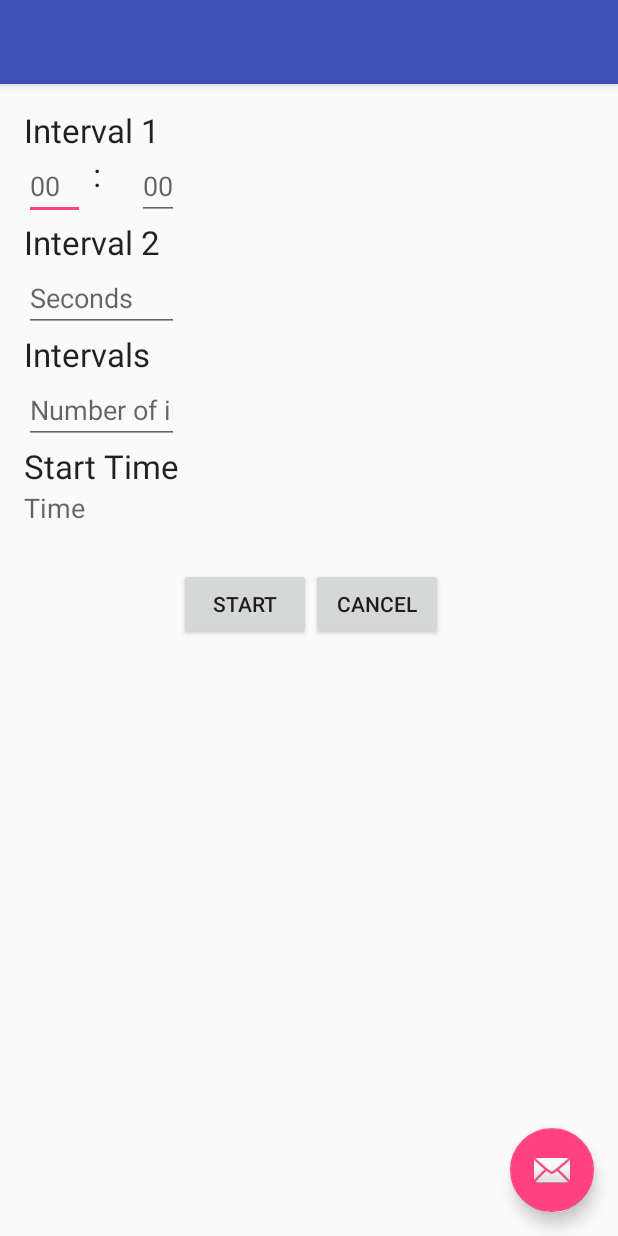
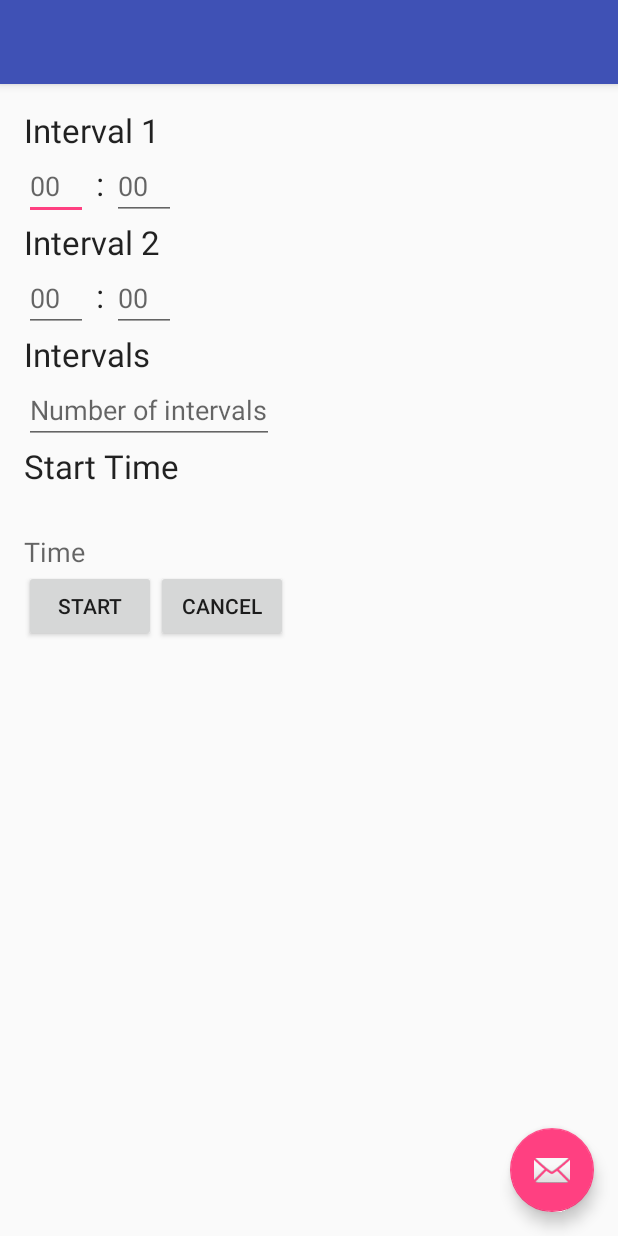
Before and after one commit to cowdude679/IntervalTimer, an Android app: the screen it shows after launch (MainActivity), on a phone screen of 412 x 824 dp. Run offline under Robolectric (Android 15) with nearby library versions, the phone set to English and light mode, and no system bars; 4 statements that could not run were skipped.

Commit message:
adding minute/seconds update minimum sdk to 9

```diff
--- a/app/build.gradle
+++ b/app/build.gradle
@@ -6,7 +6,7 @@ android {
 
     defaultConfig {
         applicationId "com.genericcorp.intervaltimer"
-        minSdkVersion 15
+        minSdkVersion 9
         targetSdkVersion 23
         versionCode 1
         versionName "1.0"
--- a/app/src/main/java/com/genericcorp/intervaltimer/MainActivity.java
+++ b/app/src/main/java/com/genericcorp/intervaltimer/MainActivity.java
@@ -51,7 +51,7 @@ public class MainActivity extends AppCompatActivity {
         final double startTime = GregorianCalendar.getInstance().getTimeInMillis();
         final Timer timer = new Timer();
         TextView intervalTime1 = (TextView) findViewById(R.id.int1Sec);
-        TextView intervalTime2 = (TextView) findViewById(R.id.secondInterval);
+        TextView intervalTime2 = (TextView) findViewById(R.id.int2Sec);
         TextView intervalField = (TextView) findViewById(R.id.intervals);
         TextView startTimeView = (TextView) findViewById(R.id.textView4);
         final int interval1 = Integer.parseInt(intervalTime1.getText().toString()) * 1000;
@@ -96,7 +96,6 @@ public class MainActivity extends AppCompatActivity {
                                 r.play();
                             else
                                 mp.start();
-                            System.out.println("Current count: " + counter);
                             counter = (int) counter1.pop();
                         }
 
--- a/app/src/main/res/layout/content_main.xml
+++ b/app/src/main/res/layout/content_main.xml
@@ -1,9 +1,10 @@
 <?xml version="1.0" encoding="utf-8"?>
-<RelativeLayout xmlns:android="http://schemas.android.com/apk/res/android"
+<LinearLayout xmlns:android="http://schemas.android.com/apk/res/android"
     xmlns:app="http://schemas.android.com/apk/res-auto"
     xmlns:tools="http://schemas.android.com/tools"
     android:layout_width="match_parent"
     android:layout_height="match_parent"
+    android:orientation="vertical"
     android:paddingBottom="@dimen/activity_vertical_margin"
     android:paddingLeft="@dimen/activity_horizontal_margin"
     android:paddingRight="@dimen/activity_horizontal_margin"
@@ -17,131 +18,121 @@
         android:id="@+id/textView"
         android:layout_width="wrap_content"
         android:layout_height="wrap_content"
-        android:layout_alignParentLeft="true"
-        android:layout_alignParentStart="true"
-        android:layout_alignParentTop="true"
         android:text="Interval 1"
         android:textAppearance="?android:attr/textAppearanceLarge" />
 
-    <EditText
-        android:layout_width="wrap_content"
+    <LinearLayout
+        android:layout_width="match_parent"
         android:layout_height="wrap_content"
-        android:inputType="number"
-        android:ems="10"
-        android:id="@+id/int1Min"
-        android:layout_alignTop="@+id/int1Sec"
-        android:layout_alignParentLeft="true"
-        android:layout_alignParentStart="true"
-        android:layout_alignRight="@+id/timeView"
-        android:layout_alignEnd="@+id/timeView"
-        android:hint="00" />
+        android:orientation="horizontal">
 
-    <TextView
-        android:layout_width="wrap_content"
-        android:layout_height="wrap_content"
-        android:textAppearance="?android:attr/textAppearanceLarge"
-        android:text=" : "
-        android:id="@+id/textView5"
-        android:layout_alignTop="@+id/int1Min"
-        android:layout_toRightOf="@+id/int1Min"
-        android:layout_toEndOf="@+id/int1Min" />
+        <EditText
+            android:id="@+id/int1Min"
+            android:layout_width="wrap_content"
+            android:layout_height="wrap_content"
+            android:ems="2"
+            android:hint="00"
+            android:inputType="number" />
 
-    <EditText
-        android:id="@+id/int1Sec"
-        android:layout_width="wrap_content"
-        android:layout_height="wrap_content"
-        android:hint="00"
-        android:inputType="number"
-        android:layout_below="@+id/textView"
-        android:layout_toLeftOf="@+id/start"
-        android:layout_toStartOf="@+id/start" />
+        <TextView
+            android:id="@+id/colon1"
+            android:layout_width="wrap_content"
+            android:layout_height="wrap_content"
+            android:text=" : "
+            android:textAppearance="?android:attr/textAppearanceLarge" />
 
+        <EditText
+            android:id="@+id/int1Sec"
+            android:layout_width="wrap_content"
+            android:layout_height="wrap_content"
+            android:ems="2"
+            android:hint="00"
+            android:inputType="number" />
+
+    </LinearLayout>
 
     <TextView
         android:id="@+id/textView2"
         android:layout_width="wrap_content"
         android:layout_height="wrap_content"
         android:text="Interval 2"
-        android:textAppearance="?android:attr/textAppearanceLarge"
-        android:layout_below="@+id/int1Sec"
-        android:layout_alignParentLeft="true"
-        android:layout_alignParentStart="true" />
+        android:textAppearance="?android:attr/textAppearanceLarge" />
+
+    <LinearLayout
+        android:layout_width="match_parent"
+        android:layout_height="wrap_content">
+
+        <EditText
+            android:id="@+id/int2Min"
+            android:layout_width="wrap_content"
+            android:layout_height="wrap_content"
+            android:ems="2"
+            android:hint="00"
+            android:inputType="number" />
+
+        <TextView
+            android:id="@+id/colon2"
+            android:layout_width="wrap_content"
+            android:layout_height="wrap_content"
+            android:text=" : "
+            android:textAppearance="?android:attr/textAppearanceLarge" />
+
+        <EditText
+            android:id="@+id/int2Sec"
+            android:layout_width="wrap_content"
+            android:layout_height="wrap_content"
+            android:ems="2"
+            android:hint="00"
+            android:inputType="number" />
+
+    </LinearLayout>
+
+    <TextView
+        android:id="@+id/textView3"
+        android:layout_width="wrap_content"
+        android:layout_height="wrap_content"
+        android:text="Intervals"
+        android:textAppearance="?android:attr/textAppearanceLarge" />
 
     <EditText
-        android:id="@+id/secondInterval"
+        android:id="@+id/intervals"
         android:layout_width="wrap_content"
         android:layout_height="wrap_content"
-        android:ems="10"
-        android:hint="Seconds"
-        android:inputType="number"
-        android:layout_below="@+id/textView2"
-        android:layout_alignRight="@+id/textView4"
-        android:layout_alignEnd="@+id/textView4" />
+        android:hint="Number of intervals"
+        android:inputType="number" />
 
-
-    <Button
-        android:id="@+id/cancelButton"
+    <TextView
+        android:id="@+id/textView4"
         android:layout_width="wrap_content"
         android:layout_height="wrap_content"
-        android:text="Cancel"
-        android:layout_alignTop="@+id/start"
-        android:layout_toRightOf="@+id/start"
-        android:layout_toEndOf="@+id/start" />
-
-    <Button
-        android:id="@+id/start"
-        android:layout_width="wrap_content"
-        android:layout_height="wrap_content"
-        android:text="Start"
-        android:layout_marginTop="28dp"
-        android:layout_below="@+id/timeView"
-        android:layout_toRightOf="@+id/secondInterval"
-        android:layout_toEndOf="@+id/secondInterval" />
+        android:layout_below="@+id/intervals"
+        android:text="Start Time"
+        android:textAppearance="?android:attr/textAppearanceLarge" />
 
     <TextView
         android:id="@+id/timeView"
         android:layout_width="wrap_content"
         android:layout_height="wrap_content"
+        android:layout_marginTop="30dp"
         android:text="Time"
-        android:textAppearance="?android:attr/textAppearanceMedium"
-        android:layout_marginTop="30dp"
-        android:layout_below="@+id/intervals"
-        android:layout_alignParentLeft="true"
-        android:layout_alignParentStart="true" />
+        android:textAppearance="?android:attr/textAppearanceMedium" />
 
-    <TextView
-        android:layout_width="wrap_content"
-        android:layout_height="wrap_content"
-        android:textAppearance="?android:attr/textAppearanceLarge"
-        android:text="Intervals"
-        android:id="@+id/textView3"
-        android:layout_below="@+id/secondInterval"
-        android:layout_alignParentLeft="true"
-        android:layout_alignParentStart="true" />
+    <LinearLayout
+        android:layout_width="match_parent"
+        android:layout_height="wrap_content">
 
-    <EditText
-        android:layout_width="wrap_content"
-        android:layout_height="wrap_content"
-        android:inputType="number"
-        android:ems="10"
-        android:id="@+id/intervals"
-        android:layout_below="@+id/textView3"
-        android:layout_alignParentLeft="true"
-        android:layout_alignParentStart="true"
-        android:layout_alignRight="@+id/secondInterval"
-        android:layout_alignEnd="@+id/secondInterval"
-        android:hint="Number of intervals" />
+        <Button
+            android:id="@+id/start"
+            android:layout_width="wrap_content"
+            android:layout_height="wrap_content"
+            android:text="Start" />
 
-    <TextView
-        android:layout_width="wrap_content"
-        android:layout_height="wrap_content"
-        android:textAppearance="?android:attr/textAppearanceLarge"
-        android:id="@+id/textView4"
-        android:layout_below="@+id/intervals"
-        android:layout_alignParentLeft="true"
-        android:layout_alignParentStart="true"
-        android:text="Start Time"/>
+        <Button
+            android:id="@+id/cancelButton"
+            android:layout_width="wrap_content"
+            android:layout_height="wrap_content"
+            android:text="Cancel" />
 
+    </LinearLayout>
 
-
-</RelativeLayout>
+</LinearLayout>
```
